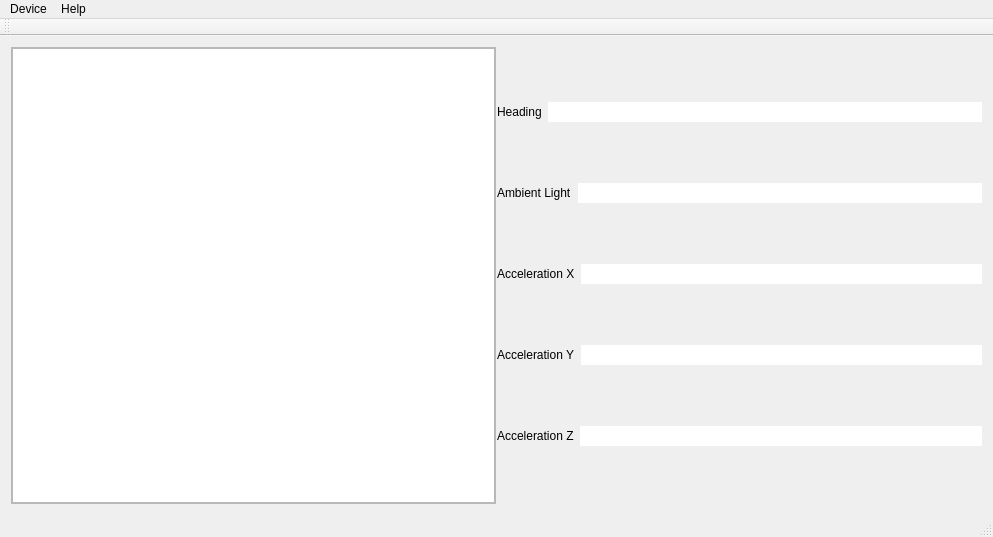
Before: the Qt Designer form mainwindow.ui in jarppa/hmd-monitor, drawn with Qt 5.
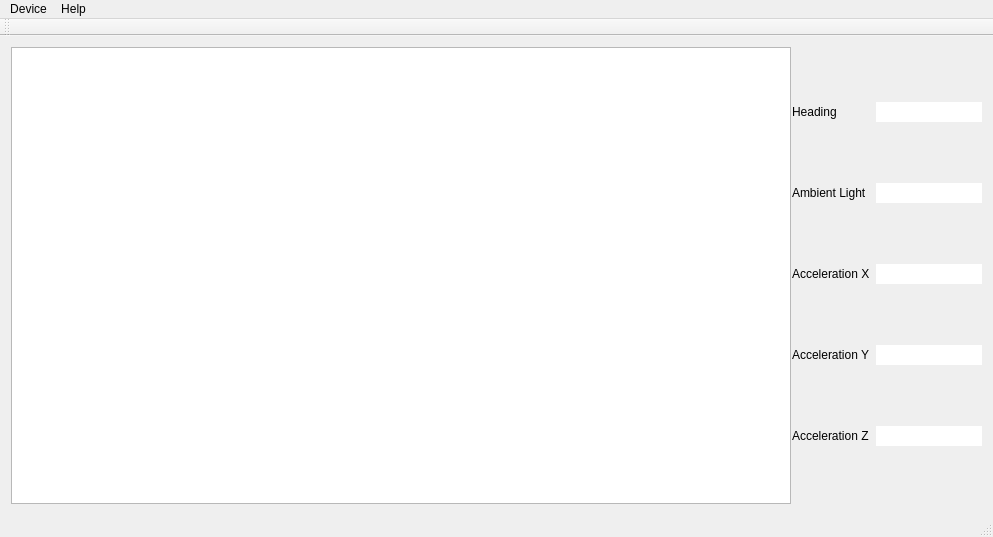
After: the same form once the commit is applied.

The edit to the form file:
```diff
--- a/mainwindow.ui
+++ b/mainwindow.ui
@@ -19,75 +19,55 @@
      <number>1</number>
     </property>
     <item>
-     <layout class="QHBoxLayout" name="horizontalLayout" stretch="0,0">
+     <widget class="QGraphicsView" name="graphicsView">
+      <property name="sizePolicy">
+       <sizepolicy hsizetype="Expanding" vsizetype="Expanding">
+        <horstretch>0</horstretch>
+        <verstretch>0</verstretch>
+       </sizepolicy>
+      </property>
+      <property name="verticalScrollBarPolicy">
+       <enum>Qt::ScrollBarAlwaysOff</enum>
+      </property>
+      <property name="horizontalScrollBarPolicy">
+       <enum>Qt::ScrollBarAlwaysOff</enum>
+      </property>
+      <property name="sizeAdjustPolicy">
+       <enum>QAbstractScrollArea::AdjustToContentsOnFirstShow</enum>
+      </property>
+      <property name="sceneRect">
+       <rectf>
+        <x>0.000000000000000</x>
+        <y>0.000000000000000</y>
+        <width>0.000000000000000</width>
+        <height>0.000000000000000</height>
+       </rectf>
+      </property>
+      <property name="viewportUpdateMode">
+       <enum>QGraphicsView::BoundingRectViewportUpdate</enum>
+      </property>
+     </widget>
+    </item>
+    <item>
+     <layout class="QHBoxLayout" name="horizontalLayout" stretch="0">
       <property name="spacing">
        <number>1</number>
       </property>
       <property name="sizeConstraint">
        <enum>QLayout::SetDefaultConstraint</enum>
       </property>
-      <item>
-       <widget class="QScrollArea" name="scrollArea">
-        <property name="minimumSize">
-         <size>
-          <width>20</width>
-          <height>40</height>
-         </size>
-        </property>
-        <property name="baseSize">
-         <size>
-          <width>240</width>
-          <height>448</height>
-         </size>
-        </property>
-        <property name="widgetResizable">
-         <bool>true</bool>
-        </property>
-        <widget class="QWidget" name="scrollAreaWidgetContents">
-         <property name="geometry">
-          <rect>
-           <x>0</x>
-           <y>0</y>
-           <width>482</width>
-           <height>446</height>
-          </rect>
-         </property>
-         <layout class="QVBoxLayout" name="verticalLayout_2">
-          <property name="spacing">
-           <number>1</number>
-          </property>
-          <property name="leftMargin">
-           <number>0</number>
-          </property>
-          <property name="topMargin">
-           <number>0</number>
-          </property>
-          <property name="rightMargin">
-           <number>0</number>
-          </property>
-          <property name="bottomMargin">
-           <number>0</number>
-          </property>
-          <item>
-           <widget class="QTreeView" name="treeView">
-            <property name="maximumSize">
-             <size>
-              <width>9999999</width>
-              <height>16777215</height>
-             </size>
-            </property>
-           </widget>
-          </item>
-         </layout>
-        </widget>
-       </widget>
-      </item>
       <item>
        <layout class="QVBoxLayout" name="verticalLayout">
         <item>
          <layout class="QHBoxLayout" name="horizontalLayout_3">
           <item>
            <widget class="QLabel" name="label">
+            <property name="sizePolicy">
+             <sizepolicy hsizetype="Minimum" vsizetype="Preferred">
+              <horstretch>0</horstretch>
+              <verstretch>0</verstretch>
+             </sizepolicy>
+            </property>
             <property name="text">
              <string>Heading</string>
             </property>
@@ -95,6 +75,12 @@
           </item>
           <item>
            <widget class="QLineEdit" name="heading_te">
+            <property name="sizePolicy">
+             <sizepolicy hsizetype="Minimum" vsizetype="Fixed">
+              <horstretch>0</horstretch>
+              <verstretch>0</verstretch>
+             </sizepolicy>
+            </property>
             <property name="frame">
              <bool>false</bool>
             </property>
@@ -109,6 +95,12 @@
          <layout class="QHBoxLayout" name="horizontalLayout_4">
           <item>
            <widget class="QLabel" name="label_4">
+            <property name="sizePolicy">
+             <sizepolicy hsizetype="Minimum" vsizetype="Preferred">
+              <horstretch>0</horstretch>
+              <verstretch>0</verstretch>
+             </sizepolicy>
+            </property>
             <property name="text">
              <string>Ambient Light</string>
             </property>
@@ -116,6 +108,12 @@
           </item>
           <item>
            <widget class="QLineEdit" name="ambient_te">
+            <property name="sizePolicy">
+             <sizepolicy hsizetype="Minimum" vsizetype="Fixed">
+              <horstretch>0</horstretch>
+              <verstretch>0</verstretch>
+             </sizepolicy>
+            </property>
             <property name="frame">
              <bool>false</bool>
             </property>
@@ -130,6 +128,12 @@
          <layout class="QHBoxLayout" name="horizontalLayout_5">
           <item>
            <widget class="QLabel" name="label_3">
+            <property name="sizePolicy">
+             <sizepolicy hsizetype="Minimum" vsizetype="Preferred">
+              <horstretch>0</horstretch>
+              <verstretch>0</verstretch>
+             </sizepolicy>
+            </property>
             <property name="text">
              <string>Acceleration X</string>
             </property>
@@ -137,6 +141,12 @@
           </item>
           <item>
            <widget class="QLineEdit" name="accX_te">
+            <property name="sizePolicy">
+             <sizepolicy hsizetype="Minimum" vsizetype="Fixed">
+              <horstretch>0</horstretch>
+              <verstretch>0</verstretch>
+             </sizepolicy>
+            </property>
             <property name="frame">
              <bool>false</bool>
             </property>
@@ -151,6 +161,12 @@
          <layout class="QHBoxLayout" name="horizontalLayout_6">
           <item>
            <widget class="QLabel" name="label_2">
+            <property name="sizePolicy">
+             <sizepolicy hsizetype="Minimum" vsizetype="Preferred">
+              <horstretch>0</horstretch>
+              <verstretch>0</verstretch>
+             </sizepolicy>
+            </property>
             <property name="text">
              <string>Acceleration Y</string>
             </property>
@@ -158,6 +174,12 @@
           </item>
           <item>
            <widget class="QLineEdit" name="accY_te">
+            <property name="sizePolicy">
+             <sizepolicy hsizetype="Minimum" vsizetype="Fixed">
+              <horstretch>0</horstretch>
+              <verstretch>0</verstretch>
+             </sizepolicy>
+            </property>
             <property name="frame">
              <bool>false</bool>
             </property>
@@ -172,6 +194,12 @@
          <layout class="QHBoxLayout" name="horizontalLayout_7">
           <item>
            <widget class="QLabel" name="label_5">
+            <property name="sizePolicy">
+             <sizepolicy hsizetype="Minimum" vsizetype="Preferred">
+              <horstretch>0</horstretch>
+              <verstretch>0</verstretch>
+             </sizepolicy>
+            </property>
             <property name="text">
              <string>Acceleration Z</string>
             </property>
@@ -179,6 +207,12 @@
           </item>
           <item>
            <widget class="QLineEdit" name="accZ_te">
+            <property name="sizePolicy">
+             <sizepolicy hsizetype="Minimum" vsizetype="Fixed">
+              <horstretch>0</horstretch>
+              <verstretch>0</verstretch>
+             </sizepolicy>
+            </property>
             <property name="frame">
              <bool>false</bool>
             </property>
```
